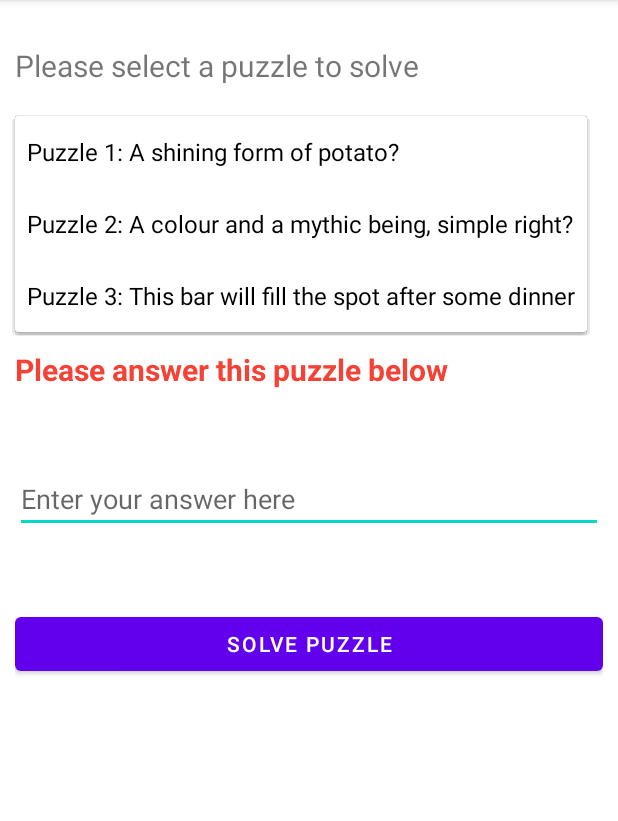
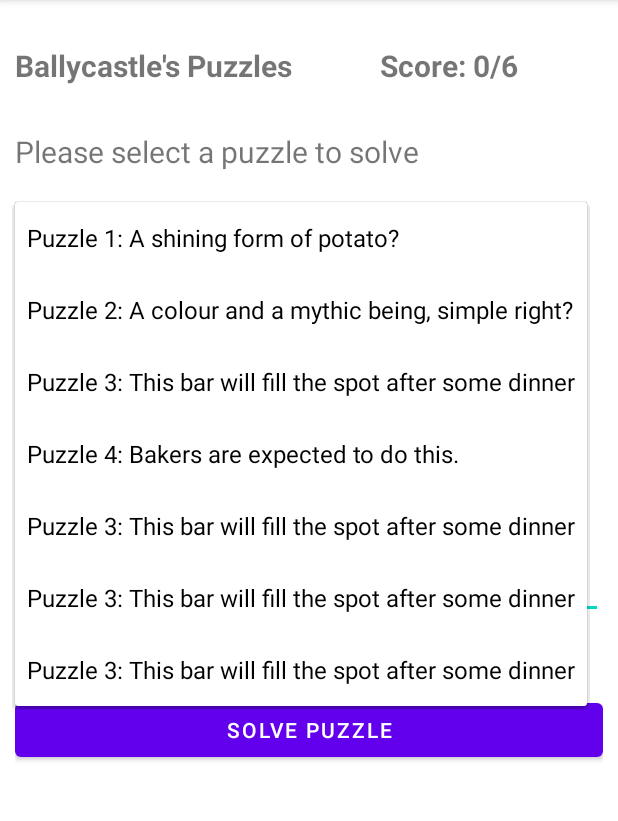
Before and after one commit to amccaughan900/Dissertation1.2, an Android app: the BallycastleActivity screen opened directly, with no data from a screen before it, after a tap on "Puzzle 1: A shining form of potato?", on a phone screen of 412 x 824 dp, the part 84-905 px from its top. Run offline under Robolectric (Android 15) with nearby library versions, the phone set to English and light mode, and no system bars.

Commit message:
Dissertation App 1.2 -Added a score counter for users on amount of puzzles solved.

```diff
--- a/app/src/main/java/com/example/dissertation12/BallycastleActivity.java
+++ b/app/src/main/java/com/example/dissertation12/BallycastleActivity.java
@@ -21,17 +21,22 @@ public class BallycastleActivity extends AppCompatActivity
 
     //Names of spinners widgets
     Spinner spinner_ballycastle;
-    TextView textview_puzzleSelected;
+    TextView textview_puzzleSelected, scoreCounter;
     EditText edittext_answer;
     Button btn_answerPuzzle;
 
     //Arrays for spinners to adapt
     String[] ballycastlePuzzles = new String[]{ "Puzzle 1: A shining form of potato?",
             "Puzzle 2: A colour and a mythic being, simple right?",
+            "Puzzle 3: This bar will fill the spot after some dinner",
+            "Puzzle 4: Bakers are expected to do this.",
+            "Puzzle 3: This bar will fill the spot after some dinner",
+            "Puzzle 3: This bar will fill the spot after some dinner",
             "Puzzle 3: This bar will fill the spot after some dinner"
             };
 
     int currentItem;
+    int userScore;
 
     //ArrayAdapters to attach the arrays above to
     ArrayAdapter ballycastleAdapter;
@@ -47,6 +52,7 @@ public class BallycastleActivity extends AppCompatActivity
         spinner_ballycastle = findViewById(R.id.spinner_ballycastle);
 
         textview_puzzleSelected = findViewById(R.id.fullPuzzle);
+        scoreCounter = findViewById(R.id.textviewScore);
         edittext_answer = (EditText) findViewById(R.id.answerBox);
 
         btn_answerPuzzle = (Button) findViewById(R.id.btnAnswer);
@@ -61,6 +67,10 @@ public class BallycastleActivity extends AppCompatActivity
         SharedPreferences sharedPreferences = PreferenceManager.getDefaultSharedPreferences(getApplicationContext());
 
         int spUserID = sharedPreferences.getInt("id", 0);
+
+        userScore = MyDB.getUserScore(spUserID);
+        String strScore = String.valueOf(userScore);
+        scoreCounter.setText("Score: " + strScore + "/6");
 
         spinner_ballycastle.setOnItemSelectedListener(new AdapterView.OnItemSelectedListener()
         {
@@ -107,6 +117,10 @@ public class BallycastleActivity extends AppCompatActivity
                             if (correctAnswer == true)
                             {
                                 Toast.makeText(BallycastleActivity.this, "Correct, the answer is " + userAnswer, Toast.LENGTH_SHORT).show();
+
+                                userScore = MyDB.getUserScore(spUserID);
+                                String strScore = String.valueOf(userScore);
+                                scoreCounter.setText("Score: " + strScore + "/6");
                             }
                             else
                             {
--- a/app/src/main/java/com/example/dissertation12/DBHelper.java
+++ b/app/src/main/java/com/example/dissertation12/DBHelper.java
@@ -38,7 +38,7 @@ public class DBHelper extends SQLiteOpenHelper
 
     public DBHelper(Context context)
     {
-        super(context, "Login.db", null, 14);
+        super(context, "Login.db", null, 18);
     }
 
     @Override
@@ -55,6 +55,10 @@ public class DBHelper extends SQLiteOpenHelper
         MyDB.execSQL("INSERT INTO " + TABLE_PUZZLES + "(PUZZLE_ANSWER, REGION_ID) VALUES ('Golden Chip', 1)");
         MyDB.execSQL("INSERT INTO " + TABLE_PUZZLES + "(PUZZLE_ANSWER, REGION_ID) VALUES ('Red Dragon', 1)");
         MyDB.execSQL("INSERT INTO " + TABLE_PUZZLES + "(PUZZLE_ANSWER, REGION_ID) VALUES ('Dessert Bar', 1)");
+        MyDB.execSQL("INSERT INTO " + TABLE_PUZZLES + "(PUZZLE_ANSWER, REGION_ID) VALUES ('Bake Well', 1)");
+        MyDB.execSQL("INSERT INTO " + TABLE_PUZZLES + "(PUZZLE_ANSWER, REGION_ID) VALUES ('Indigo', 1)");
+        MyDB.execSQL("INSERT INTO " + TABLE_PUZZLES + "(PUZZLE_ANSWER, REGION_ID) VALUES ('Salt House', 1)");
+        MyDB.execSQL("INSERT INTO " + TABLE_PUZZLES + "(PUZZLE_ANSWER, REGION_ID) VALUES ('Promenade', 1)");
 
         MyDB.execSQL("INSERT INTO " + TABLE_PUZZLES + "(PUZZLE_ANSWER, REGION_ID) VALUES ('Dirty Onion', 2)");
         MyDB.execSQL("INSERT INTO " + TABLE_PUZZLES + "(PUZZLE_ANSWER, REGION_ID) VALUES ('The Points', 2)");
@@ -67,10 +71,11 @@ public class DBHelper extends SQLiteOpenHelper
         //Drops tables when new version of database is created
         MyDB.execSQL(" DROP TABLE IF EXISTS " + TABLE_PUZZLES);
         MyDB.execSQL(" DROP TABLE IF EXISTS " + TABLE_REGION);
-
+        MyDB.execSQL(" DROP TABLE IF EXISTS " + TABLE_SOLVED);
         onCreate(MyDB);
     }
 
+    //Inserts user information into the user table.
     public Boolean insertData(String username, String password)
     {
         SQLiteDatabase MyDB = this.getWritableDatabase();
@@ -155,6 +160,30 @@ public class DBHelper extends SQLiteOpenHelper
         return userID;
     }
 
+    public int getUserScore(int userID)
+    {
+        int userScore = 0;
+
+        //Query to count from table where emotion = its string
+        String countQuery = "SELECT COUNT (*) FROM " + TABLE_SOLVED +  " INNER JOIN " + TABLE_PUZZLES + " ON " + TABLE_PUZZLES + "." + PUZZLE_COL_1 + " = " + TABLE_SOLVED + "." + SOLVED_COL_3 + " WHERE " + SOLVED_COL_4 + " = 1" + " AND " + SOLVED_COL_2 + " ='" + userID + "'" + " AND " + PUZZLE_COL_3 + " = 1";
+//        private final String MY_QUERY = "SELECT * FROM table_a a INNER JOIN table_b b ON a.id=b.other_id WHERE b.property_id=?";
+
+        //Cursor reads database with countQuery
+        Cursor cursor = getReadableDatabase().rawQuery(countQuery, null);
+
+        //If there are records in the count
+        if (cursor.getCount() > -1)
+        {
+            //Moves the cursor to the first row and use valenceTotal to hold the amount of rows
+            cursor.moveToFirst();
+            userScore = cursor.getInt(0);
+        }
+        //Closes cursor and method returns count amount
+        cursor.close();
+
+        return userScore;
+    }
+
     public Boolean checkPuzzleSolved(int userID, int puzzleID)
     {
         SQLiteDatabase MyDB = this.getReadableDatabase();
--- a/app/src/main/res/layout/activity_ballycastle.xml
+++ b/app/src/main/res/layout/activity_ballycastle.xml
@@ -7,12 +7,36 @@
     android:padding="10dp"
     tools:context=".BallycastleActivity">
 
+    <TextView
+        android:id="@+id/textviewBallycastle"
+        android:layout_width="wrap_content"
+        android:layout_height="wrap_content"
+        android:layout_marginTop="20dp"
+        android:text="Ballycastle's Puzzles"
+        android:textSize="20sp"
+        android:textStyle="bold" />
+
+    <TextView
+        android:id="@+id/textviewScore"
+        android:layout_width="wrap_content"
+        android:layout_height="wrap_content"
+        android:layout_alignParentTop="true"
+        android:layout_alignParentEnd="true"
+        android:layout_marginStart="10dp"
+        android:layout_marginTop="20dp"
+        android:layout_marginEnd="10dp"
+        android:layout_toEndOf="@+id/textviewBallycastle"
+        android:text="Score:"
+        android:textAlignment="center"
+        android:textSize="20sp"
+        android:textStyle="bold" />
 
     <TextView
         android:id="@+id/selectSpinner"
         android:layout_width="match_parent"
         android:layout_height="wrap_content"
-        android:layout_marginTop="20dp"
+        android:layout_marginTop="30dp"
+        android:layout_below="@+id/textviewBallycastle"
         android:text="Please select a puzzle to solve"
         android:textSize="20sp" />
 
```
